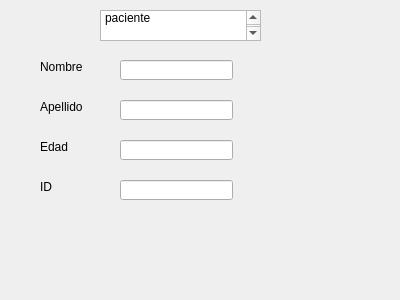
This is ventana_datos_paciente.ui in MarianaGG3/entregable_final_SaraPalacio_MarianaGiraldo as Qt 5 draws it before an edit. The edited form follows.
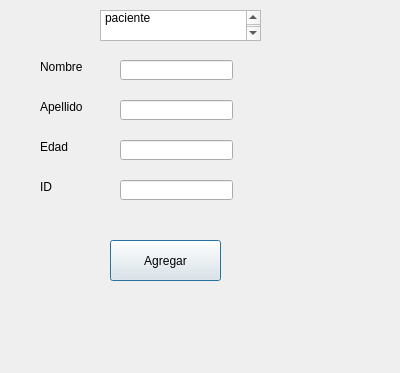
This is the edited form.

Commit message: ventana paciente

The edit to the form file:
```diff
--- a/ventana_datos_paciente.ui
+++ b/ventana_datos_paciente.ui
@@ -7,7 +7,7 @@
     <x>0</x>
     <y>0</y>
     <width>400</width>
-    <height>300</height>
+    <height>373</height>
    </rect>
   </property>
   <property name="windowTitle">
@@ -118,6 +118,19 @@
     <string>Ingrese los datos del paciente</string>
    </property>
   </widget>
+  <widget class="QPushButton" name="pushButton">
+   <property name="geometry">
+    <rect>
+     <x>110</x>
+     <y>240</y>
+     <width>111</width>
+     <height>41</height>
+    </rect>
+   </property>
+   <property name="text">
+    <string>Agregar</string>
+   </property>
+  </widget>
  </widget>
  <resources/>
  <connections/>
```
The commit also changes 3 other files.
